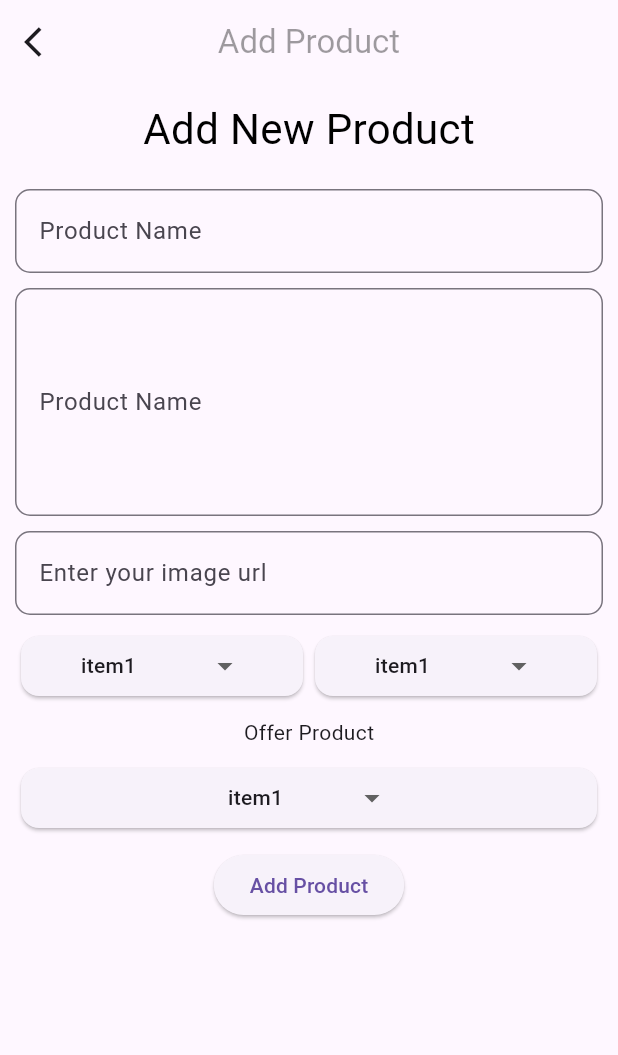
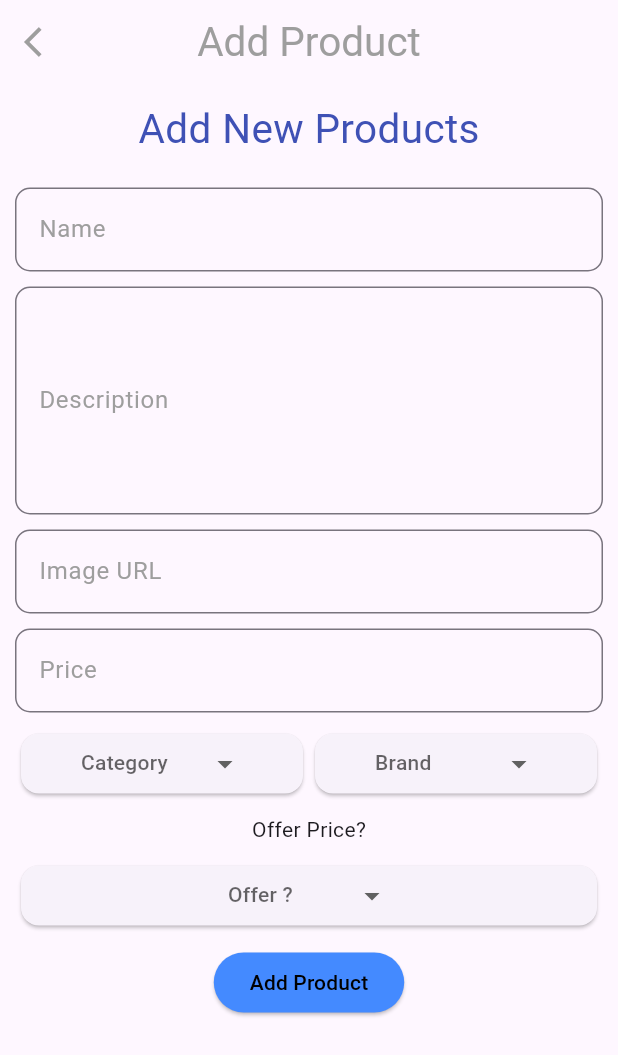
Before and after one commit to HRIDHYAMM/ecommapp, a Flutter app: the screen it shows after launch, after a tap on the "add" icon, on a phone screen of 412 x 824 dp. Shown: the top 1055 px of the screen. Run offline on Flutter 3.47's test engine with Material 3 defaults, Android fonts, the light colour scheme and no system bars; drawn by our look-alikes of dropdown_button2; our stand-ins replace firebase_core, get; accounts and stored records are empty.

Commit message:
product page ui

```diff
--- a/lib/main.dart
+++ b/lib/main.dart
@@ -3,8 +3,6 @@ import 'package:ecommapp/pages/home.dart';
 import 'package:firebase_core/firebase_core.dart';
 import 'package:flutter/material.dart';
 import 'package:get/get.dart';
-
-
 void main()async{
   WidgetsFlutterBinding.ensureInitialized();
   await Firebase.initializeApp(
@@ -12,18 +10,13 @@ void main()async{
   );
   runApp(const MyApp());
 }
-class MyApp extends StatefulWidget {
+
+class MyApp extends StatelessWidget {
   const MyApp({super.key});
 
   @override
-  State<MyApp> createState() => _MyAppState();
-}
-
-class _MyAppState extends State<MyApp> {
-  @override
   Widget build(BuildContext context) {
     return GetMaterialApp(
-
       debugShowCheckedModeBanner: false,
       home: HomePage(),
     );
--- a/lib/pages/addproduct.dart
+++ b/lib/pages/addproduct.dart
@@ -1,107 +1,170 @@
+import 'package:ecommapp/widget/dropdownbtn.dart';
 import 'package:flutter/material.dart';
 
-import '../widget/dropdownbtn.dart';
+class AddproductPage extends StatelessWidget {
+  const AddproductPage({super.key});
 
-class AddProductPage extends StatefulWidget {
-  const AddProductPage({super.key});
-
-  @override
-  State<AddProductPage> createState() => _AddProductPageState();
-}
-
-class _AddProductPageState extends State<AddProductPage> {
   @override
   Widget build(BuildContext context) {
     return Scaffold(
       appBar: AppBar(
+        automaticallyImplyLeading: false,
+        leading: IconButton(onPressed: (){}, icon: Icon(Icons.arrow_back_ios,color: Colors.grey,)),
         centerTitle: true,
-        leading: IconButton(onPressed: (){}, icon: Icon(Icons.arrow_back_ios)),
-        automaticallyImplyLeading: false,
-        title: Text("Add Product",style: TextStyle(color: Colors.black38),),
+        title: Text("Add Product",style: TextStyle(
+          fontSize: 27,
+          color: Colors.grey
+        ),),
       ),
-      body: SingleChildScrollView(
+      body:SingleChildScrollView(
         child: Container(
           margin: EdgeInsets.all(10),
-          width: double.infinity,
           child: Column(
-
             crossAxisAlignment: CrossAxisAlignment.center,
             children: [
-              Text("Add New Product",style: TextStyle(fontSize: 28,color: Colors.black),),
+              Center(child: Text("Add New Products",style: TextStyle(
+                fontSize: 27,
+                color: Colors.indigo
+              ),)),
               SizedBox(
                 height: 20,
               ),
+              TextField(
+                decoration: InputDecoration(
 
-              TextField(
-                decoration:InputDecoration(
-                  label: Text("Product Name"),
                   hintText: "Product Name",
-                  border: OutlineInputBorder(
+                  hintStyle: TextStyle(
+                    color: Colors.grey
+                  ),
+                  labelText: "Name",
+                  labelStyle:  TextStyle(
+                    color: Colors.grey
+                  ),
+                  focusedBorder: OutlineInputBorder(
+                    borderSide: BorderSide(color: Colors.grey)
+                  ),
+                  border:OutlineInputBorder(
+
+                    borderSide: BorderSide(color: Colors.grey),
                     borderRadius: BorderRadius.circular(10)
                   )
-                )
+                ),
               ),
               SizedBox(
                 height: 10,
               ),
-
               TextField(
                maxLines: 5,
-                decoration:InputDecoration(
+                decoration: InputDecoration(
 
-                  label: Text("Product Name"),
-                     hintText: "Description",
+                  hintText: "Product Description",
+                  hintStyle: TextStyle(
+                    color: Colors.grey
+                  ),
+                  labelText: "Description",
+                  labelStyle:  TextStyle(
+                    color: Colors.grey
+                  ),
+                  focusedBorder: OutlineInputBorder(
+                    borderSide: BorderSide(color: Colors.grey)
+                  ),
+                  border:OutlineInputBorder(
 
-                  border: OutlineInputBorder(
-
+                    borderSide: BorderSide(color: Colors.grey),
                     borderRadius: BorderRadius.circular(10)
                   )
-                )
+                ),
               ),
               SizedBox(
                 height: 10,
               ),
+              TextField(
+                decoration: InputDecoration(
 
-             TextField(
+                  hintText: "Image URL",
+                  hintStyle: TextStyle(
+                    color: Colors.grey
+                  ),
+                  labelText: "Image URL",
+                  labelStyle:  TextStyle(
+                    color: Colors.grey
+                  ),
+                  focusedBorder: OutlineInputBorder(
+                    borderSide: BorderSide(color: Colors.grey)
+                  ),
+                  border:OutlineInputBorder(
 
-                decoration:InputDecoration(
-
-                  label: Text("Enter your image url"),
-                     hintText: "Image Url",
-
-                  border: OutlineInputBorder(
-
+                    borderSide: BorderSide(color: Colors.grey),
                     borderRadius: BorderRadius.circular(10)
                   )
+                ),
+              ),
+              SizedBox(
+                height: 10,
+              ),
+              TextField(
+                decoration: InputDecoration(
+
+                  hintText: "Product Price",
+                  hintStyle: TextStyle(
+                    color: Colors.grey
+                  ),
+                  labelText: "Price",
+                  labelStyle:  TextStyle(
+                    color: Colors.grey
+                  ),
+                  focusedBorder: OutlineInputBorder(
+                    borderSide: BorderSide(color: Colors.grey)
+                  ),
+                  border:OutlineInputBorder(
+
+                    borderSide: BorderSide(color: Colors.grey),
+                    borderRadius: BorderRadius.circular(10)
                   )
+                ),
               ),
               SizedBox(
                 height: 10,
               ),
             Row(
               children: [
-            Flexible(child: DropDownBtn()),
-               Flexible(child: DropDownBtn()),
+                 Flexible(child: Dropdownbtn(items: ["Cat1","Cat2","Cat3"],SelectedItemName: "Category",
+                onChangedValue: (selectedItem){
+                  print(selectedItem);
+                },
+                 )),
+                   Flexible(child: Dropdownbtn(items: ["brand1","brand2","brand3"],SelectedItemName: "Brand",
+                   onChangedValue: (selectedItem){
+                    print(selectedItem);
+                   },
+                    ))
               ],
             ),
              SizedBox(
                 height: 10,
               ),
-       Text("Offer Product"),
+            Text("Offer Price?"),
             SizedBox(
                 height: 10,
               ),
-       DropDownBtn(),
+              Dropdownbtn(items: ["Yes","No"],SelectedItemName: "Offer ?",
+              onChangedValue: (selectedItem){
+                print(selectedItem);
+              },
+              ),
                SizedBox(
                 height: 10,
               ),
-       ElevatedButton(onPressed: (){}, child:Text("Add Product"))
-
+              ElevatedButton(
+               style: ElevatedButton.styleFrom(
+                backgroundColor: Colors.blueAccent,
+                foregroundColor: Colors.black
+               ),
+                onPressed: (){}, child: Text("Add Product"))
             ],
-
           ),
         ),
-      ),
+      ) ,
     );
   }
 }
--- a/lib/pages/home.dart
+++ b/lib/pages/home.dart
@@ -1,43 +1,35 @@
-import 'package:ecommapp/main.dart';
 import 'package:ecommapp/pages/addproduct.dart';
 import 'package:flutter/material.dart';
 import 'package:get/get.dart';
-import 'package:get/get_state_manager/src/simple/get_responsive.dart';
-import 'package:get/instance_manager.dart';
 
-class HomePage extends StatefulWidget {
+class HomePage extends StatelessWidget {
   const HomePage({super.key});
 
-  @override
-  State<HomePage> createState() => _HomePageState();
-}
-
-class _HomePageState extends State<HomePage> {
   @override
   Widget build(BuildContext context) {
     return Scaffold(
       appBar: AppBar(
-
         centerTitle: true,
-        title: Text("Product List"),
+        title: Text("Product List",style: TextStyle(
+          fontSize: 28,
+          color: Colors.grey
+        ),),
       ),
       body: ListView.builder(
         itemCount: 10,
         itemBuilder: (context,index){
+
         return ListTile(
-          title: Text("Product name"),
-          subtitle: Text("price"),
-          trailing: IconButton(onPressed: (){
-
-          }, icon: Icon(Icons.delete)),
+          trailing: IconButton(onPressed: (){}, icon: Icon(Icons.delete,color: Colors.red,)),
+          title: Text("Name"),
+          subtitle: Text("Price"),
         );
       }),
       floatingActionButton: FloatingActionButton(onPressed: (){
-        Get.to(AddProductPage());
+        Get.to(AddproductPage());
       },
       child: Icon(Icons.add),
       ),
-
     );
   }
 }
--- a/lib/widget/dropdownbtn.dart
+++ b/lib/widget/dropdownbtn.dart
@@ -1,30 +1,27 @@
 import 'package:dropdown_button2/dropdown_button2.dart';
 import 'package:flutter/material.dart';
+String ?selectedItem;
+class Dropdownbtn extends StatelessWidget {
+  final List<String>items;
+  final String SelectedItemName;
+  final Function(String?)onChangedValue;
+  const Dropdownbtn({super.key, required this.items, required this.SelectedItemName,  required this.onChangedValue});
 
-class DropDownBtn extends StatefulWidget {
-  const DropDownBtn({super.key});
-
-  @override
-  State<DropDownBtn> createState() => _DropDownBtnState();
-}
-
-class _DropDownBtnState extends State<DropDownBtn> {
   @override
   Widget build(BuildContext context) {
     return Card(
-
       child: Center(
         child: DropdownButtonHideUnderline(
           child: DropdownButton2<String>(
             isExpanded: true,
             hint: Text(
-              'Select Item',
+              SelectedItemName,
               style: TextStyle(
                 fontSize: 14,
                 color: Theme.of(context).hintColor,
               ),
             ),
-            items: ["item1","item2","item3"]
+            items: items
                 .map((String item) => DropdownMenuItem<String>(
                       value: item,
                       child: Text(
@@ -35,9 +32,9 @@ class _DropDownBtnState extends State<DropDownBtn> {
                       ),
                     ))
                 .toList(),
-            value: "item1",
+            value: selectedItem,
             onChanged: (String? value) {
-
+             onChangedValue(value);
             },
             buttonStyleData: const ButtonStyleData(
               padding: EdgeInsets.symmetric(horizontal: 16),
```
Lines whose indentation alone changed are shown as unchanged.
